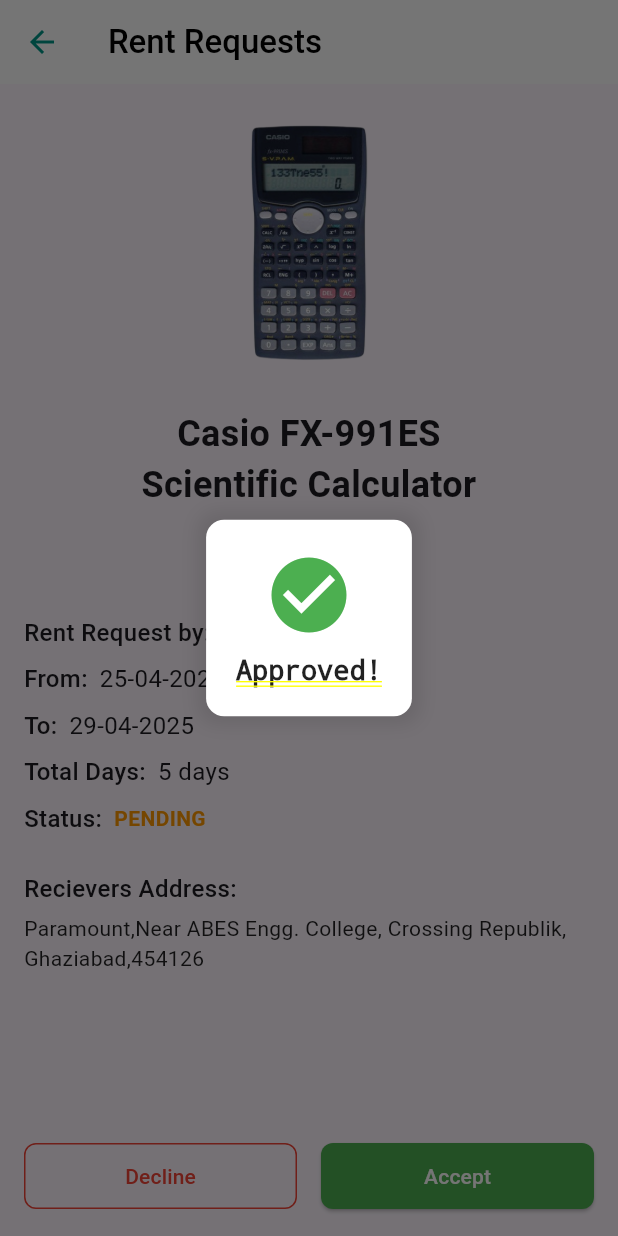
After one commit to acktron/shuffle_native, a Flutter app: the RentRequestDetailsPage screen opened by its route, after a tap on "Accept", on a phone screen of 412 x 824 dp. The commit adds this screen. Run offline on Flutter 3.47's test engine with Material 3 defaults, Android fonts, the phone set to English and light mode, and no system bars; our stand-ins replace dio, flutter_secure_storage, geocoding, geolocator, google_maps_flutter, image_picker and 1 more; accounts and stored records are empty.

Commit message:
[Added] Approved Page

```diff
--- /dev/null
+++ b/lib/approve_page.dart
@@ -0,0 +1,244 @@
+import 'package:flutter/material.dart';
+
+class RentRequestDetailsPage extends StatelessWidget {
+  const RentRequestDetailsPage({Key? key}) : super(key: key);
+
+  @override
+  Widget build(BuildContext context) {
+    return Scaffold(
+      appBar: AppBar(
+        backgroundColor: Colors.white,
+        elevation: 0,
+        leading: IconButton(
+          icon: const Icon(Icons.arrow_back, color: Colors.teal),
+          onPressed: () => Navigator.of(context).pop(),
+        ),
+        title: const Text(
+          'Rent Requests',
+          style: TextStyle(color: Colors.black, fontWeight: FontWeight.w500),
+        ),
+      ),
+      body: Padding(
+        padding: const EdgeInsets.all(16.0),
+        child: Column(
+          crossAxisAlignment: CrossAxisAlignment.start,
+          children: [
+            Center(
+              child: Image.asset(
+                'assesets/images/test_img.png', // Replace with your actual image path
+                height: 180,
+                width: 180,
+              ),
+            ),
+            const SizedBox(height: 20),
+            const Center(
+              child: Text(
+                'Casio FX-991ES\nScientific Calculator',
+                textAlign: TextAlign.center,
+                style: TextStyle(fontSize: 24, fontWeight: FontWeight.bold),
+              ),
+            ),
+            const SizedBox(height: 10),
+            const Center(
+              child: Text(
+                'Rs 30/-',
+                style: TextStyle(
+                  fontSize: 18,
+                  fontWeight: FontWeight.w500,
+                  color: Colors.black87,
+                ),
+              ),
+            ),
+            const SizedBox(height: 30),
+            const RequestInfoItem(
+              label: 'Rent Request by:',
+              value: 'Devansh Singh',
+            ),
+            const RequestInfoItem(label: 'From:', value: '25-04-2025'),
+            const RequestInfoItem(label: 'To:', value: '29-04-2025'),
+            const RequestInfoItem(label: 'Total Days:', value: '5 days'),
+            const RequestInfoItem(
+              label: 'Status:',
+              value: 'PENDING',
+              valueStyle: TextStyle(
+                fontWeight: FontWeight.w600,
+                color: Colors.orange,
+              ),
+            ),
+            const SizedBox(height: 20),
+            const Text(
+              'Recievers Address:',
+              style: TextStyle(fontSize: 16, fontWeight: FontWeight.w500),
+            ),
+            const SizedBox(height: 5),
+            const Text(
+              'Paramount,Near ABES Engg. College, Crossing Republik, Ghaziabad,454126',
+              style: TextStyle(fontSize: 14, color: Colors.black87),
+            ),
+            const Spacer(),
+            Row(
+              children: [
+                Expanded(
+                  child: OutlinedButton(
+                    onPressed: () {
+                      showDialog(
+                        context: context,
+                        barrierDismissible: false,
+                        builder: (BuildContext context) {
+                          Future.delayed(const Duration(seconds: 2), () {
+                            Navigator.of(
+                              context,
+                            ).pop(); // Close the dialog after 2 seconds
+                          });
+
+                          return Center(
+                            child: Container(
+                              padding: const EdgeInsets.all(20),
+                              decoration: BoxDecoration(
+                                color: Colors.white,
+                                borderRadius: BorderRadius.circular(12),
+                                boxShadow: [
+                                  BoxShadow(
+                                    color: Colors.black.withOpacity(0.1),
+                                    blurRadius: 10,
+                                    spreadRadius: 5,
+                                  ),
+                                ],
+                              ),
+                              child: Column(
+                                mainAxisSize: MainAxisSize.min,
+                                children: const [
+                                  Icon(
+                                    Icons.cancel,
+                                    color: Colors.red,
+                                    size: 60,
+                                  ),
+                                  SizedBox(height: 10),
+                                  Text(
+                                    'Declined!',
+                                    style: TextStyle(
+                                      fontSize: 18,
+                                      fontWeight: FontWeight.bold,
+                                      color: Colors.black87,
+                                    ),
+                                  ),
+                                ],
+                              ),
+                            ),
+                          );
+                        },
+                      );
+                    },
+                    style: OutlinedButton.styleFrom(
+                      foregroundColor: Colors.red,
+                      side: const BorderSide(color: Colors.red),
+                      padding: const EdgeInsets.symmetric(vertical: 12),
+                      shape: RoundedRectangleBorder(
+                        borderRadius: BorderRadius.circular(8),
+                      ),
+                    ),
+                    child: const Text('Decline'),
+                  ),
+                ),
+                const SizedBox(width: 16),
+                Expanded(
+                  child: ElevatedButton(
+                    onPressed: () {
+                      showDialog(
+                        context: context,
+                        barrierDismissible: false,
+                        builder: (BuildContext context) {
+                          Future.delayed(const Duration(seconds: 2), () {
+                            Navigator.of(
+                              context,
+                            ).pop(); // Close the dialog after 2 seconds
+                          });
+
+                          return Center(
+                            child: Container(
+                              padding: const EdgeInsets.all(20),
+                              decoration: BoxDecoration(
+                                color: Colors.white,
+                                borderRadius: BorderRadius.circular(12),
+                                boxShadow: [
+                                  BoxShadow(
+                                    color: Colors.black.withOpacity(0.1),
+                                    blurRadius: 10,
+                                    spreadRadius: 5,
+                                  ),
+                                ],
+                              ),
+                              child: Column(
+                                mainAxisSize: MainAxisSize.min,
+                                children: const [
+                                  Icon(
+                                    Icons.check_circle,
+                                    color: Colors.green,
+                                    size: 60,
+                                  ),
+                                  SizedBox(height: 10),
+                                  Text(
+                                    'Approved!',
+                                    style: TextStyle(
+                                      fontSize: 18,
+                                      fontWeight: FontWeight.bold,
+                                      color: Colors.black87,
+                                    ),
+                                  ),
+                                ],
+                              ),
+                            ),
+                          );
+                        },
+                      );
+                    },
+                    style: ElevatedButton.styleFrom(
+                      backgroundColor: Colors.green,
+                      foregroundColor: Colors.white,
+                      padding: const EdgeInsets.symmetric(vertical: 12),
+                      shape: RoundedRectangleBorder(
+                        borderRadius: BorderRadius.circular(8),
+                      ),
+                    ),
+                    child: const Text('Accept'),
+                  ),
+                ),
+              ],
+            ),
+          ],
+        ),
+      ),
+    );
+  }
+}
+
+// Helper widget for request information items
+class RequestInfoItem extends StatelessWidget {
+  final String label;
+  final String value;
+  final TextStyle? valueStyle;
+
+  const RequestInfoItem({
+    Key? key,
+    required this.label,
+    required this.value,
+    this.valueStyle,
+  }) : super(key: key);
+
+  @override
+  Widget build(BuildContext context) {
+    return Padding(
+      padding: const EdgeInsets.symmetric(vertical: 4),
+      child: Row(
+        children: [
+          Text(
+            label,
+            style: const TextStyle(fontSize: 16, fontWeight: FontWeight.w500),
+          ),
+          const SizedBox(width: 8),
+          Text(value, style: valueStyle ?? const TextStyle(fontSize: 16)),
+        ],
+      ),
+    );
+  }
+}
--- a/lib/main.dart
+++ b/lib/main.dart
@@ -4,6 +4,7 @@ import 'package:provider/provider.dart';
 import 'package:shuffle_native/HomePage.dart';
 import 'package:shuffle_native/SignInPage.dart';
 import 'package:shuffle_native/SignUpPage.dart';
+import 'package:shuffle_native/approve_page.dart';
 import 'package:shuffle_native/change_password.dart';
 import 'package:shuffle_native/pages/notification_page.dart';
 import 'package:shuffle_native/product_page.dart'; // Ensure this import is correct
@@ -46,6 +47,61 @@ class _MyAppState extends State<MyApp> {
     NotificationPage(userId: "1",),
     const ProfilePage(),
   ];
+
+  void _onItemTapped(int index) {
+    // if (index == 4) {
+    //   // Index for "Upload Item"
+    //   Navigator.push(
+    //     context,
+    //     MaterialPageRoute(
+    //       builder:
+    //           (context) =>
+    //               const ProfilePage(), // Ensure UploadItemPage is correctly imported
+    //     ),
+    //   ).then((_) {
+    //     // Reset the selected index to avoid issues when returning
+    //     setState(() {
+    //       _selectedIndex = _selectedIndex; // Keep the current index
+    //     });
+    //   });
+    //   return;
+    // }
+    // else {
+    //   setState(() {
+    //     _selectedIndex = index;
+    //   });
+    // }
+    if (index == 2) {
+      // Index for "Upload Item"
+      Navigator.pushNamed(context, '/uploadpage');
+      return;
+    }
+
+    setState(() {
+      _selectedIndex = index;
+    });
+
+    // if (index == 5) {
+    //   // Index for "Upload Item"
+    //   Navigator.push(
+    //     context,
+    //     MaterialPageRoute(
+    //       builder:
+    //           (context) =>
+    //               const ProfilePage(), // Ensure UploadItemPage is correctly imported
+    //     ),
+    //   ).then((_) {
+    //     // Reset the selected index to avoid issues when returning
+    //     setState(() {
+    //       _selectedIndex = _selectedIndex; // Keep the current index
+    //     });
+    //   });
+    // } else {
+    //   setState(() {
+    //     _selectedIndex = index;
+    //   });
+    // }
+  }
 
   @override
   Widget build(BuildContext context) {
@@ -136,7 +192,8 @@ class _MyAppState extends State<MyApp> {
         '/uploadpage': (context) => const UploadItemPage(),
         '/change-password': (context) => const ChangePasswordPage(),
         '/requestpage': (context) => RentRequestsPage(),
-        // '/homepage': (context) => const Homepage(),
+        '/homepage': (context) => const Homepage(),
+        '/approvepage': (context) => const RentRequestDetailsPage(),
 
       },
     );
--- a/lib/request_page.dart
+++ b/lib/request_page.dart
@@ -32,7 +32,6 @@ class _RentRequestsPageState extends State<RentRequestsPage> {
       print('Error fetching rent requests: $e');
     }
   }
-
 
   @override
   Widget build(BuildContext context) {
@@ -157,7 +156,12 @@ class RentRequestCard extends StatelessWidget {
 
   @override
   Widget build(BuildContext context) {
-    return Container(
+    return GestureDetector(
+      onTap: () {
+        Navigator.pushNamed(context, '/approvepage');
+        print('Rent request tapped');
+      },
+      child: Container(
         decoration: BoxDecoration(
           color: Colors.white,
           borderRadius: BorderRadius.circular(10),
@@ -242,6 +246,7 @@ class RentRequestCard extends StatelessWidget {
             ],
           ),
         ),
+      ),
     );
   }
 }
```
Lines whose indentation alone changed are shown as unchanged.
